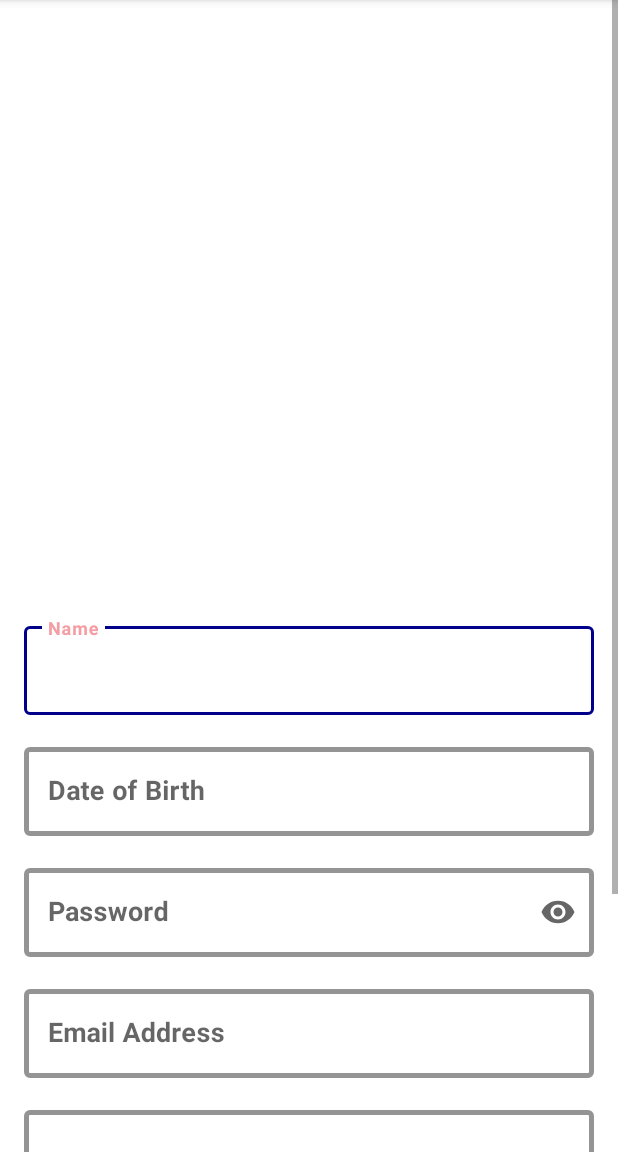
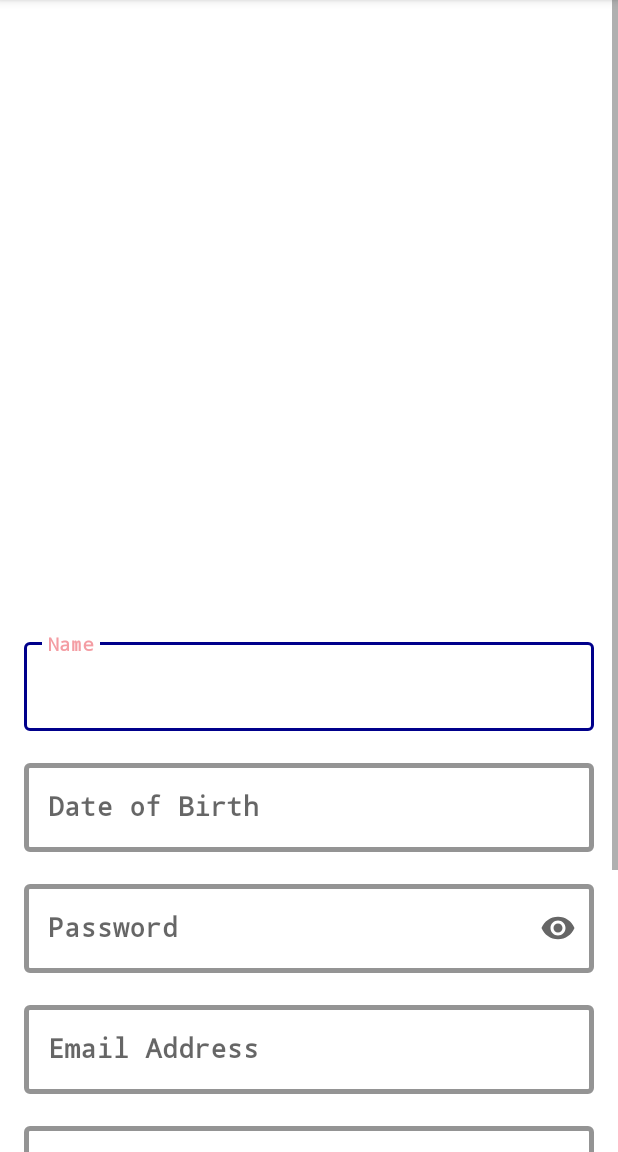
Before and after one commit to sbansal1999/medical-gateway, an Android app: the RegisterActivity screen opened directly, with no data from a screen before it, on a phone screen of 412 x 824 dp, the part 84-1236 px from its top. Run offline under Robolectric (Android 15) with nearby library versions, the phone set to English and light mode, and no system bars.

Commit message:
Changed typeFace in themes.xml and some minor changes in activity_register.xml

```diff
--- a/app/src/main/res/layout/activity_main.xml
+++ b/app/src/main/res/layout/activity_main.xml
@@ -29,9 +29,9 @@
     <Button
         android:id="@+id/button_loginMain"
         style="@style/buttonMainActivity"
-        android:drawableLeft="@drawable/ic_login"
         android:text="@string/login"
         android:textSize="24sp"
+        app:icon="@drawable/ic_login"
         app:layout_constraintEnd_toEndOf="parent"
         app:layout_constraintStart_toStartOf="parent"
         app:layout_constraintTop_toBottomOf="@id/guideline_center" />
@@ -39,9 +39,9 @@
     <Button
         android:id="@+id/button_registerMain"
         style="@style/buttonMainActivity"
-        android:drawableLeft="@drawable/ic_register"
         android:text="@string/register"
         android:textSize="25sp"
+        app:icon="@drawable/ic_register"
         app:layout_constraintEnd_toEndOf="@id/button_loginMain"
         app:layout_constraintStart_toStartOf="@+id/button_loginMain"
         app:layout_constraintTop_toBottomOf="@id/button_loginMain" />
--- a/app/src/main/res/layout/activity_register.xml
+++ b/app/src/main/res/layout/activity_register.xml
@@ -18,14 +18,12 @@
             android:layout_width="match_parent"
             android:layout_height="wrap_content">
 
-
             <androidx.constraintlayout.widget.Guideline
                 android:id="@+id/guideline"
                 android:layout_width="wrap_content"
                 android:layout_height="wrap_content"
                 android:orientation="horizontal"
                 app:layout_constraintGuide_percent="0.40" />
-
 
             <com.google.android.material.textfield.TextInputLayout
                 android:id="@+id/text_name"
@@ -122,7 +120,6 @@
                     android:textStyle="bold" />
             </com.google.android.material.textfield.TextInputLayout>
 
-
             <Button
                 android:id="@+id/button_register"
                 style="@style/text_register"
@@ -136,8 +133,7 @@
 
             <CheckBox
                 android:id="@+id/checkBox_tc"
-                android:layout_width="wrap_content"
-                android:layout_height="wrap_content"
+                style="@style/text_register"
                 android:text="@string/terms_and_conditions"
                 app:layout_constraintStart_toStartOf="@+id/text_residential_address"
                 app:layout_constraintTop_toBottomOf="@+id/text_residential_address" />
--- a/app/src/main/res/values-night/themes.xml
+++ b/app/src/main/res/values-night/themes.xml
@@ -12,5 +12,6 @@
         <!-- Status bar color. -->
         <item name="android:statusBarColor" tools:targetApi="l">?attr/colorPrimaryVariant</item>
         <!-- Customize your theme here. -->
+        <item name="android:typeface">monospace</item>
     </style>
 </resources>
--- a/app/src/main/res/values/styles.xml
+++ b/app/src/main/res/values/styles.xml
@@ -1,7 +1,7 @@
 <?xml version="1.0" encoding="utf-8"?>
 <resources>
 
-    <style name="buttonMainActivity">
+    <style name="buttonMainActivity" >
         <item name="android:layout_width">wrap_content</item>
         <item name="android:layout_height">wrap_content</item>
         <item name="android:layout_marginTop">8dp</item>
--- a/app/src/main/res/values/themes.xml
+++ b/app/src/main/res/values/themes.xml
@@ -12,6 +12,7 @@
         <!-- Status bar color. -->
         <item name="android:statusBarColor" tools:targetApi="l">?attr/colorPrimaryVariant</item>
         <!-- Customize your theme here. -->
+        <item name="android:typeface">monospace</item>
     </style>
 
 
```
